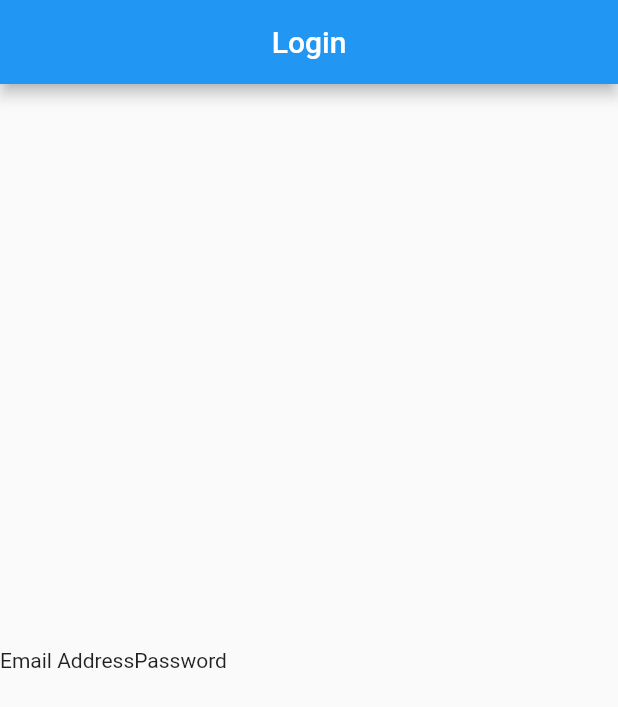
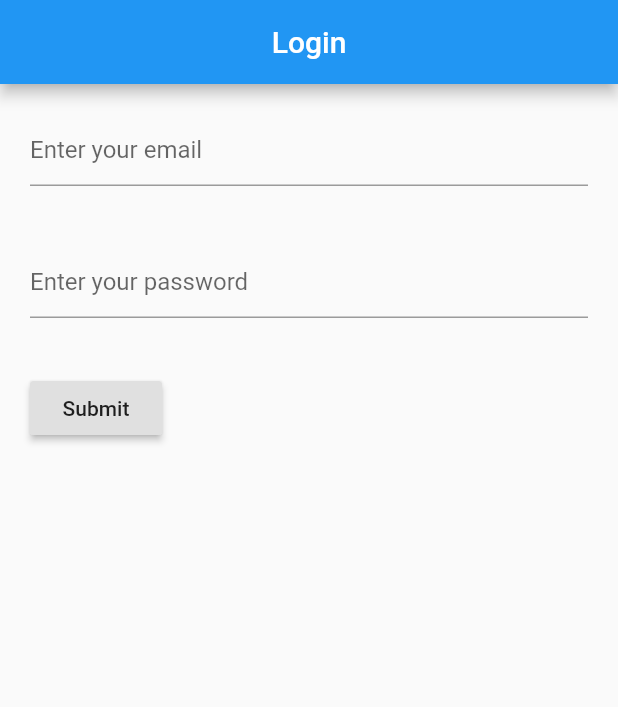
Before and after one commit to Borumer/EcoFriend, a Flutter app: the screen it shows after launch, on a phone screen of 412 x 824 dp. Shown: the top 707 px of the screen. Run offline on Flutter 3.47's test engine with Material 2 defaults, Android fonts, the phone set to English and light mode, and no system bars; our stand-ins replace shared_preferences.

Commit message:
Update login
Add fields with padding and validation
...-No data handling yet

```diff
--- a/lib/login.dart
+++ b/lib/login.dart
@@ -11,7 +11,60 @@ class Login extends StatefulWidget {
 }
 
 class _LoginState extends State<Login> {
-
+  Widget _buildLoginForm() {
+    final _formKey = GlobalKey<FormState>();
+    const padAmount = 20.0;
+    return Form(
+      key: _formKey,
+      child: Column(
+        crossAxisAlignment: CrossAxisAlignment.start,
+        children: <Widget>[
+          Padding(
+            padding: const EdgeInsets.all(padAmount),
+            child: TextFormField(
+                decoration: const InputDecoration(
+                    hintText: "Enter your email"
+                ),
+              validator: (value) {
+                  if (value.isEmpty) {
+                    return 'Please enter some text';
+                  }
+                  return null;
+              },
+            ),
+          ),
+          Padding(
+            padding: const EdgeInsets.all(padAmount),
+            child: TextFormField(
+              obscureText: true,
+              decoration: const InputDecoration(
+                  hintText: "Enter your password"
+              ),
+              validator: (value) {
+                if (value.isEmpty) {
+                  return 'Please enter some text';
+                }
+                return null;
+              },
+            ),
+          ),
+          Padding(
+            padding: const EdgeInsets.symmetric(vertical: 16.0, horizontal: padAmount),
+            child: RaisedButton(
+              onPressed: () {
+                // Validate will return true if the form is valid, or false if
+                // the form is invalid.
+                if (_formKey.currentState.validate()) {
+                  // Process data.
+                }
+              },
+              child: Text('Submit'),
+            ),
+          ),
+        ],
+      ),
+    );
+  }
   @override
   Widget build(BuildContext context) {
     return MaterialApp(
@@ -21,18 +74,8 @@ class _LoginState extends State<Login> {
           title: Center(child: Text("Login"))
         ),
         body: Column(
-          mainAxisAlignment: MainAxisAlignment.center,
-          crossAxisAlignment: CrossAxisAlignment.center,
-          children: <Widget>[
-            Row(
-              children: <Widget>[
-                Text("Email Address"),
-                Text("Password")
-              ],
-            ),
-            Row()
-          ],
-        )
+          children: <Widget>[_buildLoginForm()],
+        ),
       ),
     );
   }
```
